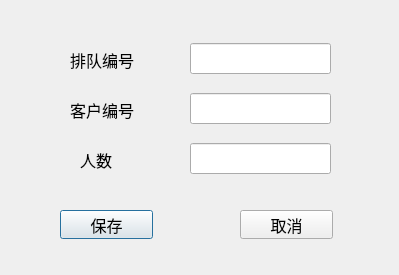
Qt form restaurantManagerment/dlg_line.ui (friendfan1/-Salay-Management-System) before a commit.
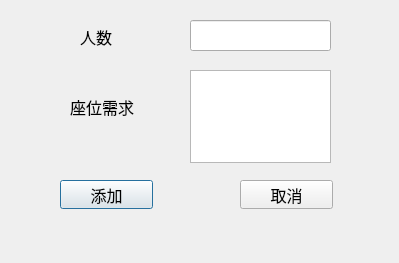
The same form after that commit.

Commit message: 实现目前所有功能，包括排队入座结账，更改了添加桌子的交互界面，更方便直观。重构了大量老接口，错误提示完善。 基本完善

```diff
--- a/restaurantManagerment/dlg_line.ui
+++ b/restaurantManagerment/dlg_line.ui
@@ -7,7 +7,7 @@
     <x>0</x>
     <y>0</y>
     <width>399</width>
-    <height>275</height>
+    <height>263</height>
    </rect>
   </property>
   <property name="windowTitle">
@@ -17,7 +17,7 @@
    <property name="geometry">
     <rect>
      <x>60</x>
-     <y>210</y>
+     <y>180</y>
      <width>93</width>
      <height>29</height>
     </rect>
@@ -28,14 +28,14 @@
     </font>
    </property>
    <property name="text">
-    <string>保存</string>
+    <string>添加</string>
    </property>
   </widget>
   <widget class="QPushButton" name="btn_exit">
    <property name="geometry">
     <rect>
      <x>240</x>
-     <y>210</y>
+     <y>180</y>
      <width>93</width>
      <height>29</height>
     </rect>
@@ -49,29 +49,11 @@
     <string>取消</string>
    </property>
   </widget>
-  <widget class="QLabel" name="label">
-   <property name="geometry">
-    <rect>
-     <x>70</x>
-     <y>50</y>
-     <width>101</width>
-     <height>20</height>
-    </rect>
-   </property>
-   <property name="font">
-    <font>
-     <pointsize>12</pointsize>
-    </font>
-   </property>
-   <property name="text">
-    <string>排队编号</string>
-   </property>
-  </widget>
   <widget class="QLabel" name="label_2">
    <property name="geometry">
     <rect>
      <x>70</x>
-     <y>100</y>
+     <y>97</y>
      <width>121</width>
      <height>20</height>
     </rect>
@@ -82,14 +64,14 @@
     </font>
    </property>
    <property name="text">
-    <string>客户编号</string>
+    <string>座位需求</string>
    </property>
   </widget>
   <widget class="QLabel" name="label_3">
    <property name="geometry">
     <rect>
      <x>80</x>
-     <y>150</y>
+     <y>27</y>
      <width>69</width>
      <height>20</height>
     </rect>
@@ -103,36 +85,26 @@
     <string>人数</string>
    </property>
   </widget>
-  <widget class="QLineEdit" name="lineEdit_qno">
-   <property name="geometry">
-    <rect>
-     <x>190</x>
-     <y>43</y>
-     <width>141</width>
-     <height>31</height>
-    </rect>
-   </property>
-  </widget>
-  <widget class="QLineEdit" name="lineEdit_cno">
-   <property name="geometry">
-    <rect>
-     <x>190</x>
-     <y>93</y>
-     <width>141</width>
-     <height>31</height>
-    </rect>
-   </property>
-  </widget>
   <widget class="QLineEdit" name="lineEdit_qnum">
    <property name="geometry">
     <rect>
      <x>190</x>
-     <y>143</y>
+     <y>20</y>
      <width>141</width>
      <height>31</height>
     </rect>
    </property>
   </widget>
+  <widget class="QTableWidget" name="tableWidget_tablelist">
+   <property name="geometry">
+    <rect>
+     <x>190</x>
+     <y>70</y>
+     <width>141</width>
+     <height>93</height>
+    </rect>
+   </property>
+  </widget>
  </widget>
  <resources/>
  <connections/>
```
The commit also changes 25 other files.
